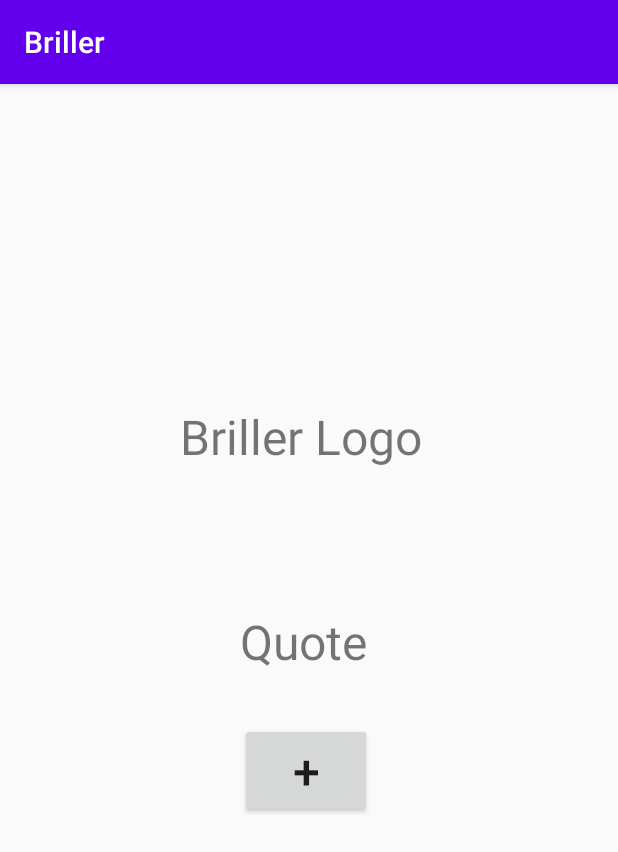
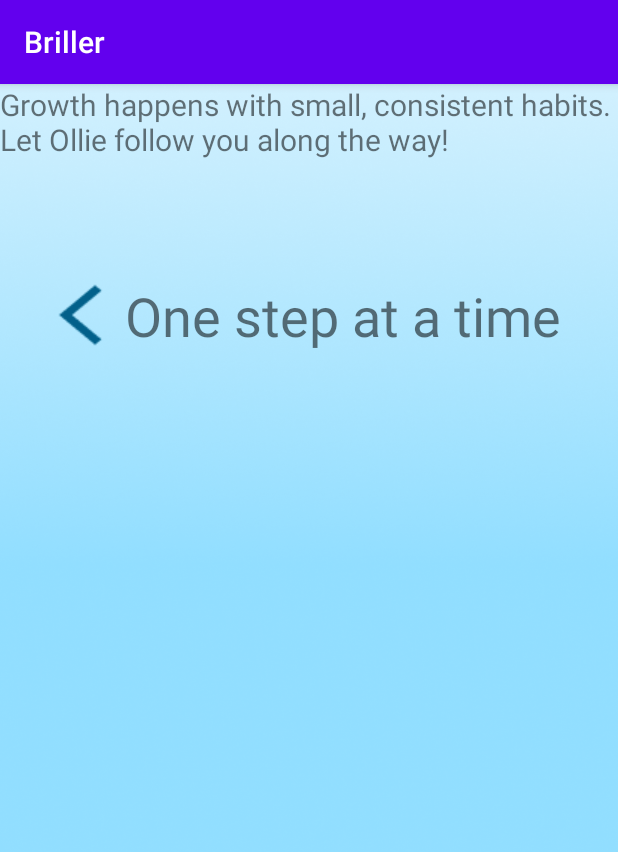
Before and after one commit to daygot/Briller, an Android app: the screen it shows after launch (OnboardingActivity), on a phone screen of 412 x 824 dp. Shown: the top 852 px of the screen. Run offline under Robolectric (Android 15) with nearby library versions, the phone set to English and light mode, and no system bars; 1 statement that could not run was skipped.

Commit message:
most up to date

```diff
--- a/app/src/main/java/com/goats/briller/OnboardingActivity.java
+++ b/app/src/main/java/com/goats/briller/OnboardingActivity.java
@@ -1,46 +1,47 @@
 package com.goats.briller;
 
-import android.content.Intent;
-import android.support.v4.app.Fragment;
 import android.support.v4.view.ViewPager;
 import android.support.v7.app.AppCompatActivity;
 import android.os.Bundle;
 import android.util.Log;
-import android.view.View;
-import android.widget.ImageButton;
 
 public class OnboardingActivity extends AppCompatActivity {
 
     private static final String TAG = "OnboardingActivity";
 
-    private OnboardingFragmentsAdapter OBF_FragmentsAdapter;
+    private ViewPager OBF_ViewPager;
 
-    private ViewPager OBF_ViewPager;
+    private int currentFragmentNumber;
 
     @Override
     protected void onCreate(Bundle savedInstanceState) {
         super.onCreate(savedInstanceState);
         setContentView(R.layout.onboarding_activity_layout);
-        Log.d(TAG, "Onboarding OnCreate Started");
+        Log.d(TAG, "Onboarding instruction flow started");
 
-        OBF_FragmentsAdapter = new OnboardingFragmentsAdapter(getSupportFragmentManager());
+        OBF_ViewPager = findViewById(R.id.onboarding_instructions_container);
 
-        OBF_ViewPager = (ViewPager) findViewById(R.id.container);
-        // SetUp Pager
+        // Set Up Pager
         setUpViewPager(OBF_ViewPager);
-
     }
 
     private void setUpViewPager(ViewPager viewPager){
-        OnboardingFragmentsAdapter adapter = new OnboardingFragmentsAdapter(getSupportFragmentManager());
-        adapter.addFragment(new ob_f1(), "ob_f1");
-        adapter.addFragment(new ob_f2(), "ob_f2");
-        adapter.addFragment(new ob_f3(), "ob_f3");
-        viewPager.setAdapter(adapter);
+        OnboardingFragmentsAdapter OBF_FragmentsAdapter = new OnboardingFragmentsAdapter(getSupportFragmentManager());
+        OBF_FragmentsAdapter.addFragment(new ob_instruction_1(), "ob_instruction_1");
+        OBF_FragmentsAdapter.addFragment(new ob_instruction_2(), "ob_instruction_2");
+        OBF_FragmentsAdapter.addFragment(new ob_instruction_3(), "ob_instruction_3");
+        OBF_FragmentsAdapter.addFragment(new ob_instruction_4(), "ob_instruction_4");
+        viewPager.setAdapter(OBF_FragmentsAdapter);
     }
 
     public void setViewPager(int fragmentNumber){
         OBF_ViewPager.setCurrentItem(fragmentNumber);
+        currentFragmentNumber = fragmentNumber;
     }
 
+    @Override
+    public void onBackPressed() {
+        if (currentFragmentNumber == 1) {super.onBackPressed();}
+        this.setViewPager(currentFragmentNumber - 1);
+    }
 }
--- a/app/src/main/java/com/goats/briller/ob_f3.java
+++ /dev/null
@@ -1,19 +0,0 @@
-package com.goats.briller;
-
-import android.os.Bundle;
-import android.support.annotation.NonNull;
-import android.support.annotation.Nullable;
-import android.support.v4.app.Fragment;
-import android.view.LayoutInflater;
-import android.view.View;
-import android.view.ViewGroup;
-
-public class ob_f3 extends Fragment {
-
-    @Nullable
-    @Override
-    public View onCreateView(@NonNull LayoutInflater inflater, @Nullable ViewGroup container, @Nullable Bundle savedInstanceState) {
-        View view = inflater.inflate(R.layout.ob_f3, container, false);
-        return view;
-    }
-}
--- /dev/null
+++ b/app/src/main/java/com/goats/briller/ob_instruction_1.java
@@ -0,0 +1,36 @@
+package com.goats.briller;
+
+import android.os.Bundle;
+import android.support.annotation.NonNull;
+import android.support.annotation.Nullable;
+import android.support.v4.app.Fragment;
+import android.view.LayoutInflater;
+import android.view.View;
+import android.view.ViewGroup;
+import android.widget.Button;
+import android.widget.Toast;
+
+public class ob_instruction_1 extends Fragment {
+
+    private final int FLOW_NUMBER = 1;
+    private Button forward_button;
+
+    @Nullable
+    @Override
+    public View onCreateView(@NonNull LayoutInflater inflater, @Nullable ViewGroup container, @Nullable Bundle savedInstanceState) {
+        View view = inflater.inflate(R.layout.ob_instruction_1, container, false);
+
+        forward_button = view.findViewById(R.id.f1_button);
+
+        forward_button.setOnClickListener(new View.OnClickListener() {
+            @Override
+            public void onClick(View v) {
+                Toast.makeText(getActivity(), "Going to Fragment 2!", Toast.LENGTH_SHORT).show();
+
+                ((OnboardingActivity)getActivity()).setViewPager(FLOW_NUMBER);
+            }
+        });
+
+        return view;
+    }
+}
--- /dev/null
+++ b/app/src/main/java/com/goats/briller/ob_instruction_2.java
@@ -0,0 +1,47 @@
+package com.goats.briller;
+
+import android.os.Bundle;
+import android.support.annotation.NonNull;
+import android.support.annotation.Nullable;
+import android.support.v4.app.Fragment;
+import android.view.LayoutInflater;
+import android.view.View;
+import android.view.ViewGroup;
+import android.widget.Button;
+import android.widget.Toast;
+
+public class ob_instruction_2 extends Fragment {
+
+    private final int FLOW_NUMBER = 2;
+    private Button forward_button_dog;
+    private Button forward_button_cat;
+
+    @Nullable
+    @Override
+    public View onCreateView(@NonNull LayoutInflater inflater, @Nullable ViewGroup container, @Nullable Bundle savedInstanceState) {
+        View view = inflater.inflate(R.layout.ob_instruction_2, container, false);
+
+        forward_button_dog = view.findViewById(R.id.f2_dog_button);
+        forward_button_cat = view.findViewById(R.id.f2_cat_button);
+
+        forward_button_dog.setOnClickListener(new View.OnClickListener() {
+            @Override
+            public void onClick(View v) {
+                Toast.makeText(getActivity(), "Going to Fragment 3!", Toast.LENGTH_SHORT).show();
+
+                ((OnboardingActivity)getActivity()).setViewPager(FLOW_NUMBER);
+            }
+        });
+
+        forward_button_cat.setOnClickListener(new View.OnClickListener() {
+            @Override
+            public void onClick(View v) {
+                Toast.makeText(getActivity(), "Going to Fragment 3!", Toast.LENGTH_SHORT).show();
+
+                ((OnboardingActivity)getActivity()).setViewPager(FLOW_NUMBER);
+            }
+        });
+
+        return view;
+    }
+}
--- a/app/src/main/java/com/goats/briller/ob_f2.java
+++ b/app/src/main/java/com/goats/briller/ob_instruction_3.java
@@ -10,27 +10,27 @@ import android.view.ViewGroup;
 import android.widget.Button;
 import android.widget.Toast;
 
-public class ob_f2 extends Fragment {
+public class ob_instruction_3 extends Fragment {
 
-    private Button DOG_BUTTON;
+    private final int FLOW_NUMBER = 3;
+    private Button forward_button;
 
     @Nullable
     @Override
     public View onCreateView(@NonNull LayoutInflater inflater, @Nullable ViewGroup container, @Nullable Bundle savedInstanceState) {
-        View view = inflater.inflate(R.layout.ob_f2, container, false);
+        View view = inflater.inflate(R.layout.ob_instruction_3, container, false);
 
-        DOG_BUTTON = (Button) view.findViewById(R.id.f2_dog_button);
+        forward_button = (Button) view.findViewById(R.id.complete_registration);
 
-        DOG_BUTTON.setOnClickListener(new View.OnClickListener() {
+        forward_button.setOnClickListener(new View.OnClickListener() {
             @Override
             public void onClick(View v) {
-                Toast.makeText(getActivity(), "Going to Fragment 3!", Toast.LENGTH_SHORT).show();
+                Toast.makeText(getActivity(), "Going to Fragment 2!", Toast.LENGTH_SHORT).show();
 
-                ((OnboardingActivity)getActivity()).setViewPager(2);
+                ((OnboardingActivity)getActivity()).setViewPager(FLOW_NUMBER);
             }
         });
 
         return view;
     }
-
 }
--- a/app/src/main/java/com/goats/briller/ob_f1.java
+++ b/app/src/main/java/com/goats/briller/ob_instruction_4.java
@@ -10,23 +10,24 @@ import android.view.ViewGroup;
 import android.widget.Button;
 import android.widget.Toast;
 
-public class ob_f1 extends Fragment {
+public class ob_instruction_4 extends Fragment {
 
-    private Button btnTo_F2;
+    private final int FLOW_NUMBER = 4;
+    private Button forward_button;
 
     @Nullable
     @Override
     public View onCreateView(@NonNull LayoutInflater inflater, @Nullable ViewGroup container, @Nullable Bundle savedInstanceState) {
-        View view = inflater.inflate(R.layout.ob_f1, container, false);
+        View view = inflater.inflate(R.layout.ob_instruction_4, container, false);
 
-        btnTo_F2 = (Button) view.findViewById(R.id.f1_button);
+        forward_button = view.findViewById(R.id.complete_registration);
 
-        btnTo_F2.setOnClickListener(new View.OnClickListener() {
+        forward_button.setOnClickListener(new View.OnClickListener() {
             @Override
             public void onClick(View v) {
                 Toast.makeText(getActivity(), "Going to Fragment 2!", Toast.LENGTH_SHORT).show();
 
-                ((OnboardingActivity)getActivity()).setViewPager(1);
+                ((OnboardingActivity)getActivity()).setViewPager(FLOW_NUMBER);
             }
         });
 
--- a/app/src/main/res/layout/ob_f3.xml
+++ b/app/src/main/res/layout/ob_flow_3.xml
@@ -22,4 +22,10 @@
         android:layout_marginTop="380dp"
         android:layout_marginStart="165dp" />
 
+    <Button
+        android:id="@+id/complete_registration"
+        android:layout_width="wrap_content"
+        android:layout_height="wrap_content"
+        android:text="complete_registration" />
+
 </FrameLayout>
--- /dev/null
+++ b/app/src/main/res/layout/ob_instruction_1.xml
@@ -0,0 +1,39 @@
+<?xml version="1.0" encoding="utf-8"?>
+<RelativeLayout xmlns:android="http://schemas.android.com/apk/res/android"
+    android:layout_width="match_parent"
+    android:layout_height="match_parent"
+    android:background="@drawable/onboarding_background">
+
+    <ImageButton
+        android:id="@+id/onboarding_instruction_back_button"
+        android:layout_alignParentLeft="true"
+        android:layout_alignParentTop="true"
+        android:layout_marginLeft="25dp"
+        android:layout_marginTop="130dp"
+
+        android:src="@drawable/onboarding_instruction_back_button"
+        android:background="@null"
+        android:layout_height="wrap_content"
+        android:layout_width="wrap_content"
+        android:scaleType="center"/>
+
+    <TextView
+        android:id="@+id/onboarding_instruction_title"
+        android:layout_width="wrap_content"
+        android:layout_height="wrap_content"
+        android:layout_toEndOf="@id/onboarding_instruction_back_button"
+        android:layout_alignTop="@id/onboarding_instruction_back_button"
+
+        android:text="One step at a time"
+        android:textSize="36sp"
+        android:layout_toRightOf="@id/onboarding_instruction_back_button" />
+
+    <TextView
+        android:id="@+id/f1_quote"
+        android:layout_width="wrap_content"
+        android:layout_height="wrap_content"
+        android:textSize="20sp"
+        android:text="Growth happens with small, consistent habits. Let Ollie follow you along the way!"
+        />
+
+</RelativeLayout>
--- a/app/src/main/res/layout/onboarding_activity_layout.xml
+++ b/app/src/main/res/layout/onboarding_activity_layout.xml
@@ -6,8 +6,7 @@
     <android.support.v4.view.ViewPager
         android:layout_width="match_parent"
         android:layout_height="match_parent"
-        android:id="@+id/container">
-
+        android:id="@+id/onboarding_instructions_container">
     </android.support.v4.view.ViewPager>
 
 </FrameLayout>
```
Also changed, not shown: app/src/main/res/layout/ob_instruction_2.xml (added, +54 -0 lines), app/src/main/res/layout/ob_instruction_3.xml (added, +31 -0 lines), app/src/main/res/layout/ob_instruction_4.xml (added, +31 -0 lines), app/src/main/res/drawable/onboarding_background.png (added), app/src/main/res/drawable/onboarding_instruction_back_button.png (added), app/src/main/res/layout/ob_flow_1.xml (renamed from app/src/main/res/layout/ob_f1.xml), app/src/main/res/layout/ob_flow_2.xml (renamed from app/src/main/res/layout/ob_f2.xml), 2 other files.
